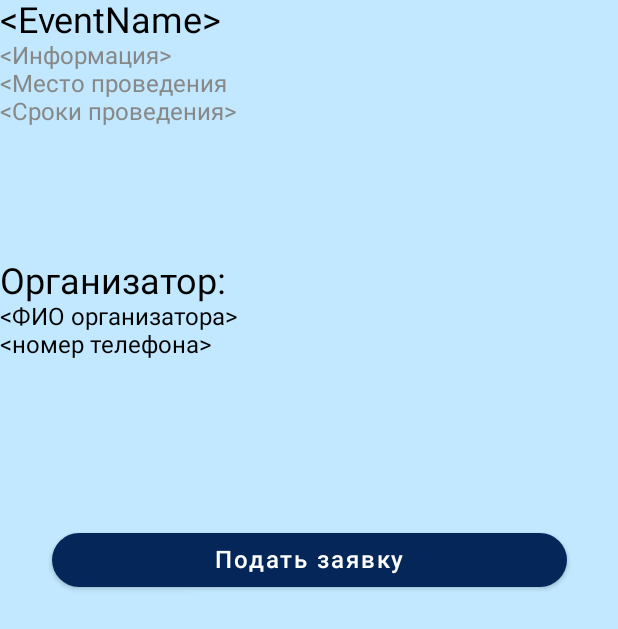
After one commit to badjuju0/SportEventsApp, an Android app built with Jetpack Compose: the AboutEventScreen screen opened through its navigation route, on a phone screen of 412 x 824 dp. The commit adds this screen. Shown: the top 629 px of the screen. Run offline under Robolectric (Android 15) with nearby library versions, the phone set to English and light mode, and no system bars.

Commit message:
add:AboutEventScreen, litle design update

```diff
--- /dev/null
+++ b/app/src/main/java/com/example/sporteventsapp/compose/AboutEventScreen.kt
@@ -0,0 +1,58 @@
+package com.example.sporteventsapp.compose
+
+import androidx.compose.foundation.layout.Box
+import androidx.compose.foundation.layout.Column
+import androidx.compose.foundation.layout.fillMaxSize
+import androidx.compose.foundation.layout.fillMaxWidth
+import androidx.compose.foundation.layout.offset
+import androidx.compose.foundation.layout.width
+import androidx.compose.foundation.shape.RoundedCornerShape
+import androidx.compose.material.Button
+import androidx.compose.material.ButtonDefaults
+import androidx.compose.material3.Text
+import androidx.compose.runtime.Composable
+import androidx.compose.ui.Alignment
+import androidx.compose.ui.Modifier
+import androidx.compose.ui.graphics.Color
+import androidx.compose.ui.unit.dp
+import androidx.compose.ui.unit.sp
+
+@Composable
+fun AboutEventScreen(){
+    Column(
+        horizontalAlignment = Alignment.CenterHorizontally,
+        modifier = Modifier.fillMaxSize()){
+        Box(modifier = Modifier.fillMaxWidth(),
+            contentAlignment = Alignment.TopStart
+            ){
+            Column {
+                Text(text = "<EventName>", fontSize = 24.sp, color = Color.Black)
+                Text(text = "<Информация>", fontSize = 16.sp, color = Color.Gray)
+                Text(text = "<Место проведения", fontSize = 16.sp, color = Color.Gray)
+                Text(text = "<Сроки проведения>", fontSize = 16.sp, color = Color.Gray)
+
+                Text(text = "Организатор:", fontSize = 24.sp, color = Color.Black, modifier = Modifier.offset(y = 90.dp))
+                Text(text = "<ФИО организатора>", fontSize = 16.sp, color = Color.Black, modifier = Modifier.offset(y = 90.dp))
+                Text(text = "<номер телефона>", fontSize = 16.sp, color = Color.Black, modifier = Modifier.offset(y = 90.dp))
+            }
+
+        }
+
+
+
+        Button(onClick = {
+            //navController.navigate(Screens.EventCreate.route)
+
+        },
+
+            modifier = Modifier
+                .width(343.dp)
+                .offset(y = 200.dp),
+            colors = ButtonDefaults.buttonColors(backgroundColor = buttonColor),
+            shape = RoundedCornerShape(100)
+        ) {
+            androidx.compose.material.Text(text = "Подать заявку", fontSize = 16.sp, color = Color.White)
+        }
+
+    }
+}
--- a/app/src/main/java/com/example/sporteventsapp/compose/BottomBar.kt
+++ b/app/src/main/java/com/example/sporteventsapp/compose/BottomBar.kt
@@ -31,7 +31,7 @@ fun BottomBar( navController: NavHostController){
 
     val bottomBarDestination = screens.any{it.route == currentDestination?.route}
     if (bottomBarDestination){
-        NavigationBar(containerColor = background){
+        NavigationBar(containerColor = white){
             screens.forEach {screen->
                 AddItem(screen = screen,
                     navDestination = currentDestination ,
--- a/app/src/main/java/com/example/sporteventsapp/compose/Colors.kt
+++ b/app/src/main/java/com/example/sporteventsapp/compose/Colors.kt
@@ -3,4 +3,5 @@ package com.example.sporteventsapp.compose
 import androidx.compose.ui.graphics.Color
 
 val buttonColor = Color(0xFF052659)
-val background = Color(0xFF7DA0CA)
+val background = Color(0xFFC1E8FF)
+val white = Color(0xFFFFFFFF)
--- a/app/src/main/java/com/example/sporteventsapp/compose/NavGraph.kt
+++ b/app/src/main/java/com/example/sporteventsapp/compose/NavGraph.kt
@@ -22,7 +22,7 @@ fun NavGraph (navController: NavHostController){
             LoginScreen(navController)
         }
         composable(route = Screens.Event.route){
-            EventScreen()
+            EventScreen(navController)
         }
         composable(route = Screens.Profile.route){
             ProfileScreen(navController)
@@ -30,5 +30,8 @@ fun NavGraph (navController: NavHostController){
         composable(route = Screens.EventCreate.route){
             EventCreateScreen()
         }
+        composable(route = Screens.AboutEvent.route){
+            AboutEventScreen()
+        }
     }
 }
--- a/app/src/main/java/com/example/sporteventsapp/compose/Screens.kt
+++ b/app/src/main/java/com/example/sporteventsapp/compose/Screens.kt
@@ -28,4 +28,8 @@ sealed class Screens(val route: String,
     object EventCreate: Screens("EventCreateScreen",
         icon = Icons.Default.Person,
         title = "EventCreate")
+
+    object AboutEvent:Screens("AboutEventScreen",
+        icon = Icons.Default.Person,
+        title = "AboutEvent")
 }
```
Also changed, not shown: app/src/main/java/com/example/sporteventsapp/compose/EventScreen.kt (+11 -28 lines), app/src/main/java/com/example/sporteventsapp/compose/ProfileScreen.kt (+2 -9 lines).
